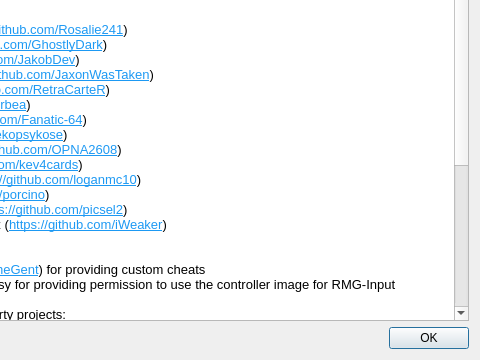
Old version of the form Source/RMG/UserInterface/Dialog/AboutDialog.ui in the repository Rosalie241/RMG; both pictures show x 178 to 658 and y 154 to 514 of the 658 by 514 pixel window.
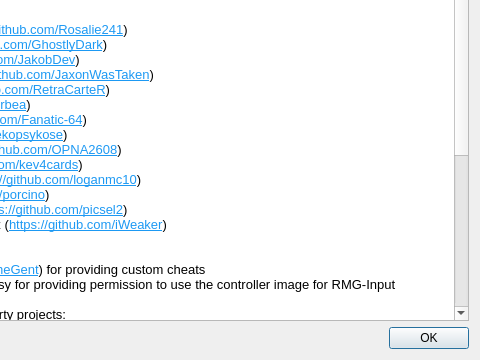
New version of the form. Icons and pictures are not drawn.

Commit message: RMG: add vosk-api and SDL_GameControllerDB to AboutDialog

Patch:
```diff
--- a/Source/RMG/UserInterface/Dialog/AboutDialog.ui
+++ b/Source/RMG/UserInterface/Dialog/AboutDialog.ui
@@ -92,6 +92,7 @@
 &lt;p style=&quot; margin-top:0px; margin-bottom:0px; margin-left:0px; margin-right:0px; -qt-block-indent:0; text-indent:0px;&quot;&gt;- fmt (&lt;a href=&quot;https://github.com/fmtlib/fmt&quot;&gt;&lt;span style=&quot; text-decoration: underline; color:#1d99f3;&quot;&gt;https://github.com/fmtlib/fmt&lt;/span&gt;&lt;/a&gt;)&lt;/p&gt;
 &lt;p style=&quot; margin-top:0px; margin-bottom:0px; margin-left:0px; margin-right:0px; -qt-block-indent:0; text-indent:0px;&quot;&gt;- imgui (&lt;a href=&quot;https://github.com/ocornut/imgui&quot;&gt;&lt;span style=&quot; text-decoration: underline; color:#1d99f3;&quot;&gt;https://github.com/ocornut/imgui&lt;/span&gt;&lt;/a&gt;)&lt;/p&gt;
 &lt;p style=&quot; margin-top:0px; margin-bottom:0px; margin-left:0px; margin-right:0px; -qt-block-indent:0; text-indent:0px;&quot;&gt;- lzma (&lt;a href=&quot;https://7-zip.org/sdk.html&quot;&gt;&lt;span style=&quot; text-decoration: underline; color:#1d99f3;&quot;&gt;https://7-zip.org/sdk.html&lt;/span&gt;&lt;/a&gt;)&lt;/p&gt;
+&lt;p style=&quot; margin-top:0px; margin-bottom:0px; margin-left:0px; margin-right:0px; -qt-block-indent:0; text-indent:0px;&quot;&gt;- vosk-api (&lt;a href=&quot;https://github.com/alphacep/vosk-api&quot;&gt;&lt;span style=&quot; text-decoration: underline; color:#1d99f3;&quot;&gt;https://github.com/alphacep/vosk-api&lt;/span&gt;&lt;/a&gt;)&lt;/p&gt;
 &lt;p style=&quot; margin-top:0px; margin-bottom:0px; margin-left:0px; margin-right:0px; -qt-block-indent:0; text-indent:0px;&quot;&gt;- RemixIcon (&lt;a href=&quot;https://github.com/Remix-Design/RemixIcon&quot;&gt;&lt;span style=&quot; text-decoration: underline; color:#1d99f3;&quot;&gt;https://github.com/Remix-Design/RemixIcon&lt;/span&gt;&lt;/a&gt;)&lt;/p&gt;
 &lt;p style=&quot;-qt-paragraph-type:empty; margin-top:0px; margin-bottom:0px; margin-left:0px; margin-right:0px; -qt-block-indent:0; text-indent:0px;&quot;&gt;&lt;br /&gt;&lt;/p&gt;
 &lt;p style=&quot; margin-top:0px; margin-bottom:0px; margin-left:0px; margin-right:0px; -qt-block-indent:0; text-indent:0px;&quot;&gt;It includes the following third party projects:&lt;/p&gt;
@@ -103,7 +104,8 @@
 &lt;p style=&quot; margin-top:0px; margin-bottom:0px; margin-left:0px; margin-right:0px; -qt-block-indent:0; text-indent:0px;&quot;&gt;- mupen64plus-rsp-parallel (&lt;a href=&quot;https://github.com/libretro/parallel-rsp&quot;&gt;&lt;span style=&quot; text-decoration: underline; color:#1d99f3;&quot;&gt;https://github.com/libretro/parallel-rsp&lt;/span&gt;&lt;/a&gt;)&lt;/p&gt;
 &lt;p style=&quot; margin-top:0px; margin-bottom:0px; margin-left:0px; margin-right:0px; -qt-block-indent:0; text-indent:0px;&quot;&gt;- mupen64plus-video-angrylion-plus (&lt;a href=&quot;https://github.com/ata4/angrylion-rdp-plus&quot;&gt;&lt;span style=&quot; text-decoration: underline; color:#1d99f3;&quot;&gt;https://github.com/ata4/angrylion-rdp-plus&lt;/span&gt;&lt;/a&gt;)&lt;/p&gt;
 &lt;p style=&quot; margin-top:0px; margin-bottom:0px; margin-left:0px; margin-right:0px; -qt-block-indent:0; text-indent:0px;&quot;&gt;- mupen64plus-video-GLideN64 (&lt;a href=&quot;https://github.com/gonetz/GLideN64&quot;&gt;&lt;span style=&quot; text-decoration: underline; color:#1d99f3;&quot;&gt;https://github.com/gonetz/GLideN64&lt;/span&gt;&lt;/a&gt;)&lt;/p&gt;
-&lt;p style=&quot; margin-top:0px; margin-bottom:0px; margin-left:0px; margin-right:0px; -qt-block-indent:0; text-indent:0px;&quot;&gt;- mupen64plus-video-parallel (&lt;a href=&quot;https://github.com/Themaister/parallel-rdp-standalone&quot;&gt;&lt;span style=&quot; text-decoration: underline; color:#1d99f3;&quot;&gt;https://github.com/Themaister/parallel-rdp-standalone&lt;/span&gt;&lt;/a&gt;)&lt;/p&gt;&lt;/body&gt;&lt;/html&gt;</string>
+&lt;p style=&quot; margin-top:0px; margin-bottom:0px; margin-left:0px; margin-right:0px; -qt-block-indent:0; text-indent:0px;&quot;&gt;- mupen64plus-video-parallel (&lt;a href=&quot;https://github.com/Themaister/parallel-rdp-standalone&quot;&gt;&lt;span style=&quot; text-decoration: underline; color:#1d99f3;&quot;&gt;https://github.com/Themaister/parallel-rdp-standalone&lt;/span&gt;&lt;/a&gt;)&lt;/p&gt;
+&lt;p style=&quot; margin-top:0px; margin-bottom:0px; margin-left:0px; margin-right:0px; -qt-block-indent:0; text-indent:0px;&quot;&gt;- SDL_GameControllerDB (&lt;a href=&quot;https://github.com/mdqinc/SDL_GameControllerDB&quot;&gt;&lt;span style=&quot; text-decoration: underline; color:#1d99f3;&quot;&gt;https://github.com/mdqinc/SDL_GameControllerDB&lt;/span&gt;&lt;/a&gt;)&lt;/p&gt;&lt;/body&gt;&lt;/html&gt;</string>
      </property>
      <property name="openExternalLinks">
       <bool>true</bool>
```
